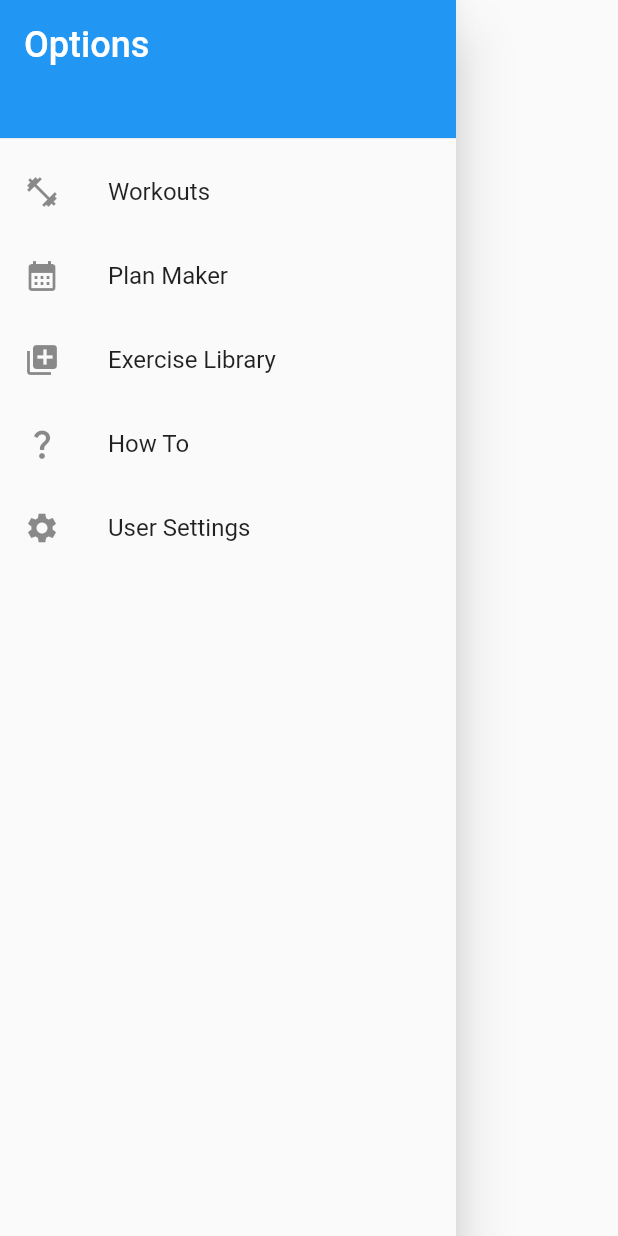
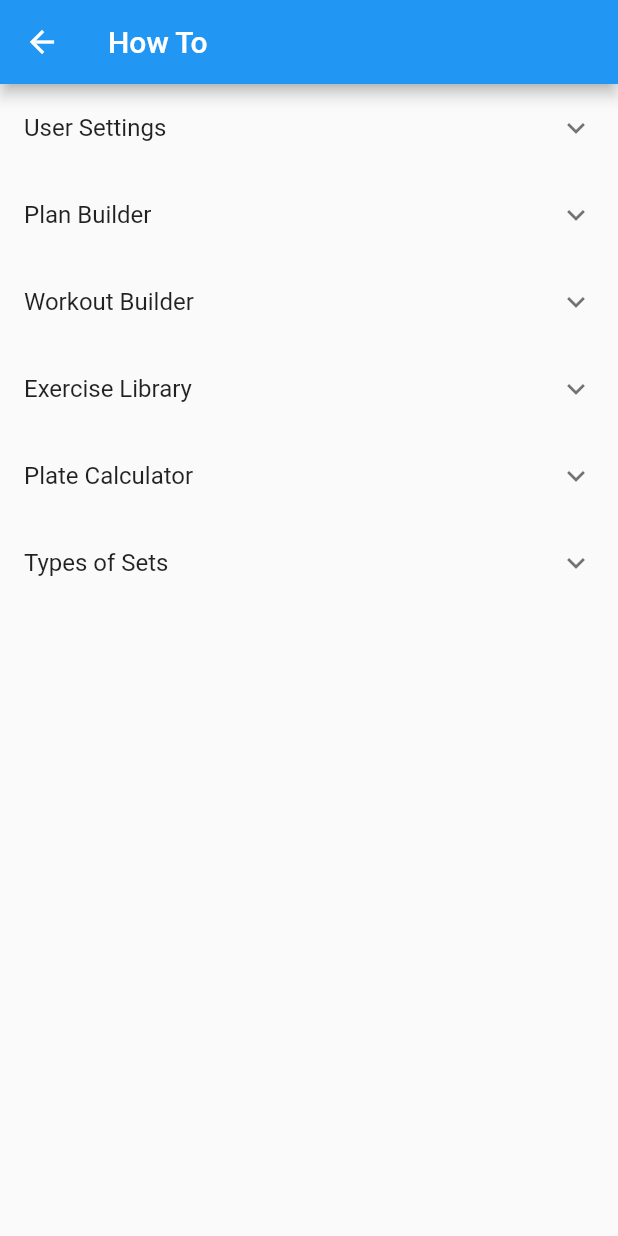
Before and after one commit to MathewBravo/GymAppRebuild, a Flutter app: the MainDrawer widget shown alone on an empty page, opened directly, after a tap on "How To", on a phone screen of 412 x 824 dp. Run offline on Flutter 3.47's test engine with Material 2 defaults, Android fonts, the phone set to English and light mode, and no system bars; our stand-ins replace isar; accounts and stored records are empty; generated files the repository leaves out were written again.

```diff
--- /dev/null
+++ b/lib/models/plates.dart
@@ -0,0 +1,6 @@
+class Plate{
+  double value;
+  bool? availible;
+
+  Plate({this.availible = true, required this.value});
+}
--- /dev/null
+++ b/lib/providers/how_to_options.dart
@@ -0,0 +1,8 @@
+const List<List<String>> howToOptions = [
+  ['User Settings',''],
+  ['Plan Builder',''],
+  ['Workout Builder',''],
+  ['Exercise Library',''],
+  ['Plate Calculator',''],
+  ['Types of Sets',''],
+];
--- /dev/null
+++ b/lib/providers/plates.dart
@@ -0,0 +1,22 @@
+import '../models/plates.dart';
+
+List<Plate> kgPlateOptions= [
+  Plate(value: .25, availible: true),
+  Plate(value: .50, availible: true),
+  Plate(value: 1.25, availible: true),
+  Plate(value: 2.5, availible: true),
+  Plate(value: 5, availible: true),
+  Plate(value: 10, availible: true),
+  Plate(value: 15, availible: true),
+  Plate(value: 20, availible: true),
+  Plate(value: 25, availible: true),
+];
+
+List<Plate> lbPlateOptions = [
+  Plate(value: 45, availible: true),
+  Plate(value: 35, availible: true),
+  Plate(value: 25, availible: true),
+  Plate(value: 10, availible: true),
+  Plate(value: 5, availible: true),
+  Plate(value: 2.5, availible: true),
+];
--- a/lib/screens/home_page.dart
+++ b/lib/screens/home_page.dart
@@ -5,13 +5,15 @@ import 'package:open_gym/widgets/main_drawer.dart';
 
 class HomePage extends StatelessWidget {
   HomePage({Key? key}) : super(key: key);
-  final isarService = IsarService();
-  @override
+
   Widget build(BuildContext context) {
     return Scaffold(
       appBar: AppBar(
         title: const Text('Open Gym Project'),
       ),
+      body: const Center(
+          child: Text('Test'),
+        ),
       drawer: const MainDrawer(),
     );
   }
--- /dev/null
+++ b/lib/screens/how_to.dart
@@ -0,0 +1,33 @@
+import 'package:flutter/material.dart';
+import 'package:open_gym/providers/how_to_options.dart';
+
+class HowToScreen extends StatelessWidget {
+  static const routeName = '/how-to';
+
+  const HowToScreen({Key? key}) : super(key: key);
+  final List<List<String>> menuOptions = howToOptions;
+
+  @override
+  Widget build(BuildContext context) {
+    return Scaffold(
+      appBar: AppBar(
+        title: const Text('How To'),
+      ),
+      body: ListView.builder(
+        itemBuilder: (context, index) {
+          return ExpansionTile(
+            title: Text(menuOptions[index][0]),
+            expandedAlignment: Alignment.topLeft,
+            children: [
+              Padding(
+                padding: const EdgeInsets.only(left: 20.0, right: 20.0, bottom: 15.0),
+                child: Text(menuOptions[index][1]),
+              ),
+            ],
+          );
+        },
+        itemCount: menuOptions.length,
+      ),
+    );
+  }
+}
--- a/lib/widgets/main_drawer.dart
+++ b/lib/widgets/main_drawer.dart
@@ -1,4 +1,7 @@
 import 'package:flutter/material.dart';
+import 'package:open_gym/screens/how_to.dart';
+import 'package:open_gym/screens/plate_calculator.dart';
+import 'package:open_gym/screens/user_settings.dart';
 
 class MainDrawer extends StatelessWidget {
   //TODO: Replace Text colors with theme
@@ -38,13 +41,24 @@ class MainDrawer extends StatelessWidget {
             onTap: () {},
           ),
           ListTile(
+            leading: const Icon(Icons.calculate),
+            title: const Text('Plate Calculator'),
+            onTap: () {
+              Navigator.pushNamed(context, PlateCalculatorScreen.routeName);
+            },
+          ),
+          ListTile(
               leading: const Icon(Icons.question_mark),
               title: const Text('How To'),
-              onTap: () {}),
+              onTap: () {
+                Navigator.pushNamed(context, HowToScreen.routeName);
+              }),
           ListTile(
             leading: const Icon(Icons.settings),
             title: const Text('User Settings'),
-            onTap: () {},
+            onTap: () {
+              Navigator.pushNamed(context, UserSettingsScreen.routeName);
+            },
           )
         ],
       ),
```
Also changed, not shown: lib/main.dart (+14 -2 lines), lib/screens/plate_calculator.dart (added, +170 -0 lines), lib/screens/user_settings.dart (added, +84 -0 lines), lib/services/isar_service.dart (+5 -2 lines), lib/models/user_settings.g.dart (added), 1 other file.
